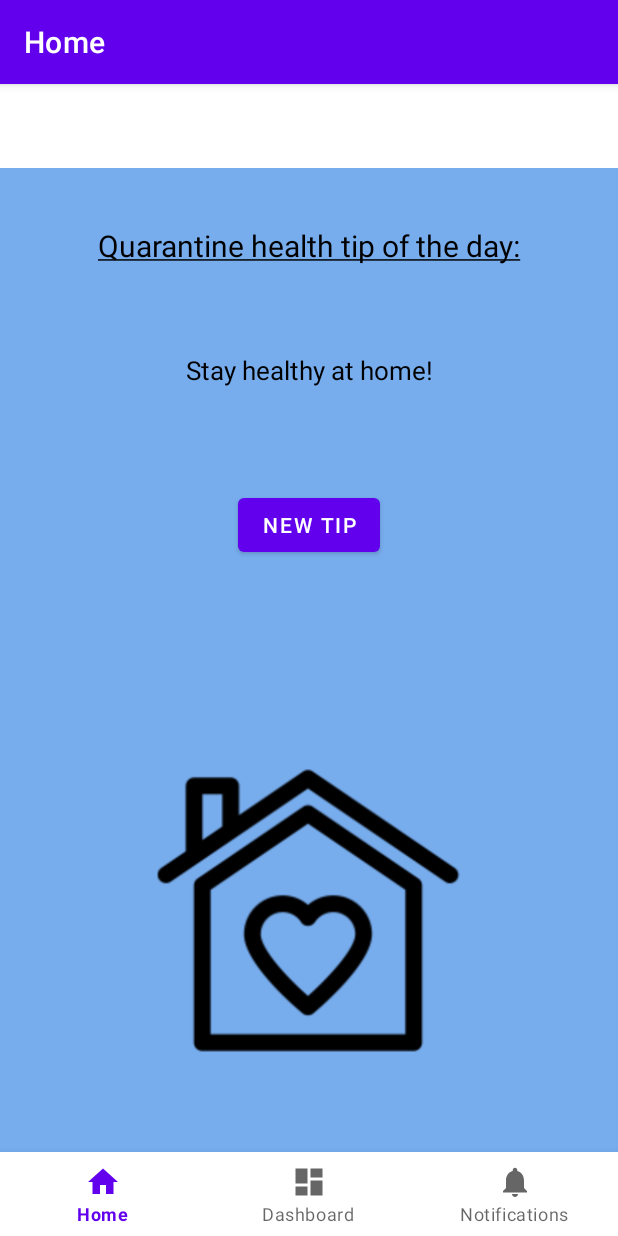
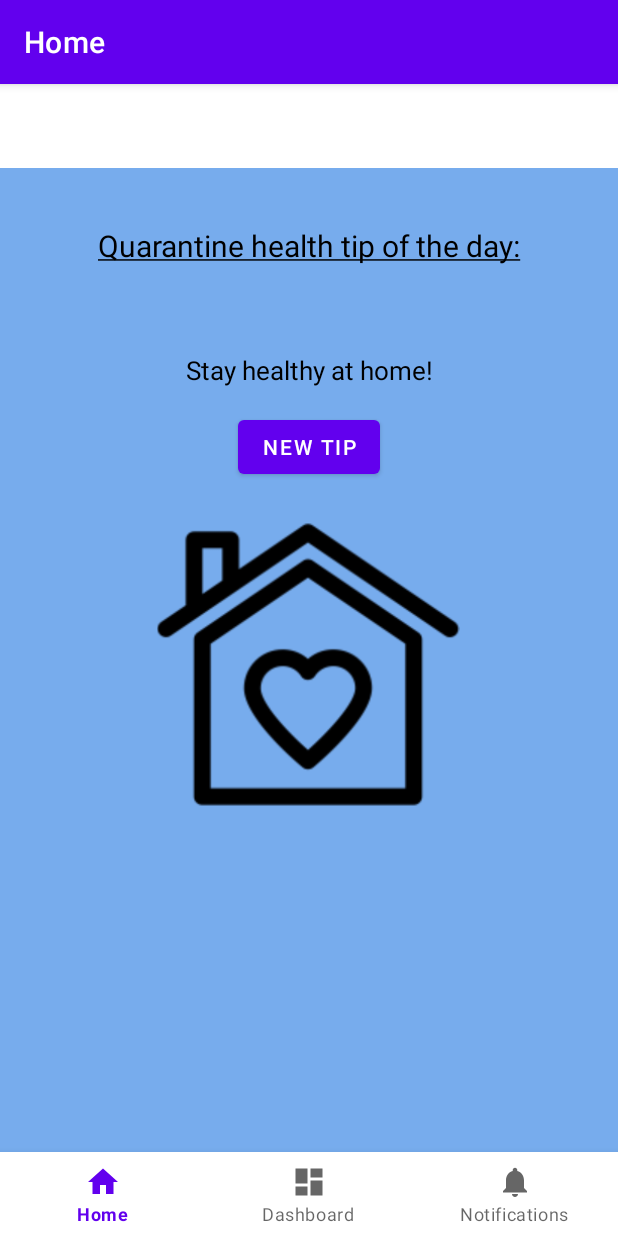
Before and after one commit to USF-CS601-Fall20/Healthy-at-Home, an Android app: the screen it shows after launch (MainActivity), on a phone screen of 412 x 824 dp. Run offline under Robolectric (Android 15) with nearby library versions, the phone set to English and light mode, and no system bars; our stand-ins replace navigation-ui.

```diff
--- a/app/src/main/res/layout/fragment_home.xml
+++ b/app/src/main/res/layout/fragment_home.xml
@@ -54,7 +54,7 @@
         android:id="@+id/quoteButton"
         android:layout_width="wrap_content"
         android:layout_height="wrap_content"
-        android:layout_marginBottom="132dp"
+        android:layout_marginBottom="20dp"
         android:text="New Tip"
         app:layout_constraintBottom_toTopOf="@+id/healthyHouse"
         app:layout_constraintEnd_toEndOf="parent"
@@ -65,10 +65,8 @@
         android:layout_width="236dp"
         android:layout_height="202dp"
         android:layout_centerHorizontal="true"
-        android:layout_marginTop="136dp"
-        android:layout_marginBottom="13dp"
+        android:layout_marginTop="44dp"
         android:gravity="center"
-        app:layout_constraintBottom_toTopOf="@+id/quoteButton"
         app:layout_constraintEnd_toEndOf="parent"
         app:layout_constraintHorizontal_bias="0.497"
         app:layout_constraintStart_toStartOf="parent"
```
Also changed, not shown: app/src/main/res/layout/fragment_cardio.xml (added, +40 -0 lines), app/src/main/res/drawable/cardio.png (added).
